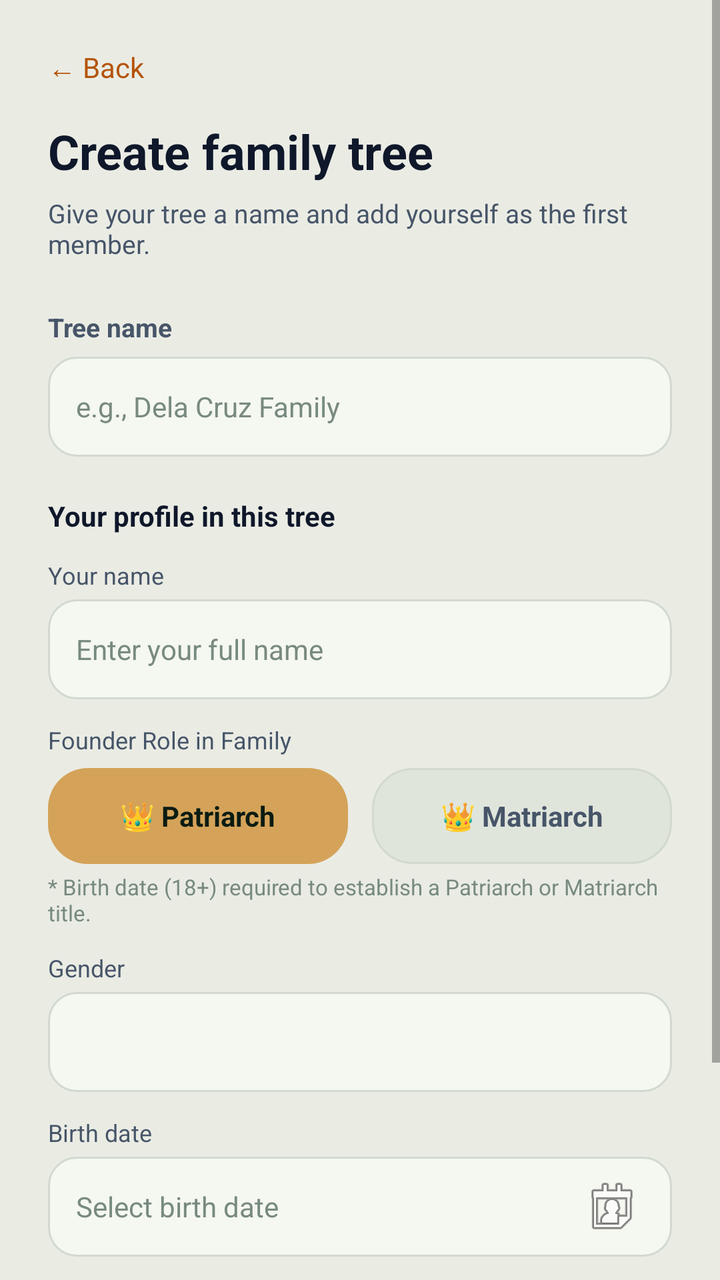
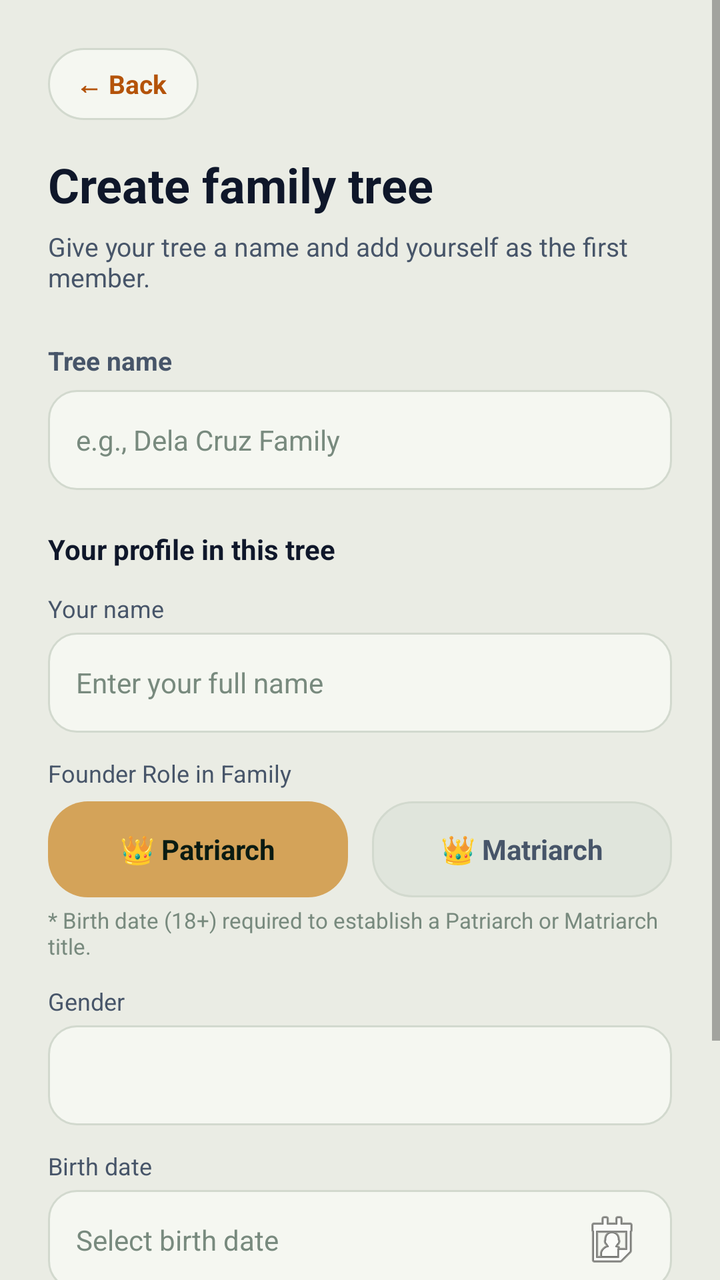

An Android layout rendered at two revisions. The XML below is the earlier revision; the diff shows what the commit changed to produce the second picture.
<!-- AndroidManifest.xml: application theme Theme.BTProject2 -->
<!-- res/layout/activity_create_tree.xml -->
<?xml version="1.0" encoding="utf-8"?>
<ScrollView xmlns:android="http://schemas.android.com/apk/res/android"
    android:layout_width="match_parent"
    android:layout_height="match_parent"
    android:background="@color/background">

    <LinearLayout
        android:layout_width="match_parent"
        android:layout_height="wrap_content"
        android:orientation="vertical"
        android:padding="24dp"
        android:paddingTop="48dp">

        
        <TextView
            android:id="@+id/btnBack"
            android:layout_width="wrap_content"
            android:layout_height="wrap_content"
            android:text="← Back"
            android:textSize="14sp"
            android:textColor="@color/primary"
            android:layout_marginBottom="16dp"
            android:clickable="true"
            android:focusable="true" />

        
        <TextView
            android:layout_width="wrap_content"
            android:layout_height="wrap_content"
            android:text="Create family tree"
            android:textSize="24sp"
            android:textStyle="bold"
            android:textColor="@color/text_primary"
            android:layout_marginBottom="6dp" />

        <TextView
            android:layout_width="wrap_content"
            android:layout_height="wrap_content"
            android:text="Give your tree a name and add yourself as the first member."
            android:textSize="13sp"
            android:textColor="@color/text_secondary"
            android:layout_marginBottom="24dp" />

        
        <TextView
            android:layout_width="wrap_content"
            android:layout_height="wrap_content"
            android:text="Tree name"
            android:textSize="13sp"
            android:textStyle="bold"
            android:textColor="@color/text_secondary"
            android:layout_marginBottom="6dp" />

        <EditText
            android:id="@+id/etTreeName"
            android:layout_width="match_parent"
            android:layout_height="50dp"
            android:hint="e.g., Dela Cruz Family"
            android:inputType="textCapWords"
            android:background="@drawable/input_bg_white"
            android:paddingStart="14dp"
            android:paddingEnd="14dp"
            android:textSize="14sp"
            android:textColor="@color/text_primary"
            android:textColorHint="@color/text_hint"
            android:layout_marginBottom="20dp" />

        
        <TextView
            android:layout_width="wrap_content"
            android:layout_height="wrap_content"
            android:text="Your profile in this tree"
            android:textSize="14sp"
            android:textStyle="bold"
            android:textColor="@color/text_primary"
            android:layout_marginBottom="12dp" />

        
        <TextView
            android:layout_width="wrap_content"
            android:layout_height="wrap_content"
            android:text="Your name"
            android:textSize="12sp"
            android:textColor="@color/text_secondary"
            android:layout_marginBottom="4dp" />

        <EditText
            android:id="@+id/etCreatorName"
            android:layout_width="match_parent"
            android:layout_height="50dp"
            android:hint="Enter your full name"
            android:inputType="textPersonName"
            android:background="@drawable/input_bg_white"
            android:paddingStart="14dp"
            android:paddingEnd="14dp"
            android:textSize="14sp"
            android:textColor="@color/text_primary"
            android:textColorHint="@color/text_hint"
            android:layout_marginBottom="12dp" />

        
        <TextView
            android:layout_width="wrap_content"
            android:layout_height="wrap_content"
            android:text="Founder Role in Family"
            android:textSize="12sp"
            android:textColor="@color/text_secondary"
            android:layout_marginBottom="6dp" />

        <LinearLayout
            android:id="@+id/layoutFounderPills"
            android:layout_width="match_parent"
            android:layout_height="wrap_content"
            android:orientation="vertical"
            android:layout_marginBottom="4dp">

            <LinearLayout
                android:layout_width="match_parent"
                android:layout_height="48dp"
                android:orientation="horizontal">

                
                <LinearLayout
                    android:id="@+id/cardPatriarch"
                    android:layout_width="0dp"
                    android:layout_height="match_parent"
                    android:layout_weight="1"
                    android:layout_marginEnd="6dp"
                    android:orientation="horizontal"
                    android:gravity="center"
                    android:background="@drawable/badge_pill_gold"
                    android:clickable="true"
                    android:focusable="true">

                    <TextView
                        android:id="@+id/tvPatriarchText"
                        android:layout_width="wrap_content"
                        android:layout_height="wrap_content"
                        android:text="👑 Patriarch"
                        android:textSize="14sp"
                        android:textStyle="bold"
                        android:textColor="#0A1B12" />
                </LinearLayout>

                
                <LinearLayout
                    android:id="@+id/cardMatriarch"
                    android:layout_width="0dp"
                    android:layout_height="match_parent"
                    android:layout_weight="1"
                    android:layout_marginStart="6dp"
                    android:orientation="horizontal"
                    android:gravity="center"
                    android:background="@drawable/badge_pill_dark"
                    android:clickable="true"
                    android:focusable="true">

                    <TextView
                        android:id="@+id/tvMatriarchText"
                        android:layout_width="wrap_content"
                        android:layout_height="wrap_content"
                        android:text="👑 Matriarch"
                        android:textSize="14sp"
                        android:textStyle="bold"
                        android:textColor="@color/text_secondary" />
                </LinearLayout>
            </LinearLayout>

            <TextView
                android:id="@+id/tvFounderRoleNotice"
                android:layout_width="match_parent"
                android:layout_height="wrap_content"
                android:text="* Birth date (18+) required to establish a Patriarch or Matriarch title."
                android:textSize="11sp"
                android:textColor="@color/text_hint"
                android:layout_marginTop="4dp"
                android:layout_marginBottom="8dp" />
        </LinearLayout>

        
        <LinearLayout
            android:id="@+id/layoutYouthRole"
            android:layout_width="match_parent"
            android:layout_height="wrap_content"
            android:orientation="vertical"
            android:visibility="gone"
            android:layout_marginBottom="8dp">

            <LinearLayout
                android:id="@+id/cardMember"
                android:layout_width="match_parent"
                android:layout_height="48dp"
                android:orientation="horizontal"
                android:gravity="center"
                android:background="@drawable/badge_pill_gold">

                <TextView
                    android:id="@+id/tvMemberText"
                    android:layout_width="wrap_content"
                    android:layout_height="wrap_content"
                    android:text="🌱 Family Member (Youth / Descendant)"
                    android:textSize="14sp"
                    android:textStyle="bold"
                    android:textColor="#0A1B12" />
            </LinearLayout>

            <TextView
                android:id="@+id/tvRoleAgeNotice"
                android:layout_width="match_parent"
                android:layout_height="wrap_content"
                android:text="Patriarch &amp; Matriarch titles are reserved for family elders (18+). As a youth researcher, you will start as a Family Member. You can crown an elder later!"
                android:textSize="11sp"
                android:textColor="@color/accent"
                android:layout_marginTop="6dp"
                android:lineSpacingExtra="2dp" />
        </LinearLayout>

        
        <TextView
            android:layout_width="wrap_content"
            android:layout_height="wrap_content"
            android:text="Gender"
            android:textSize="12sp"
            android:textColor="@color/text_secondary"
            android:layout_marginBottom="4dp" />

        <Spinner
            android:id="@+id/spinnerGender"
            android:layout_width="match_parent"
            android:layout_height="50dp"
            android:background="@drawable/input_bg_white"
            android:paddingStart="10dp"
            android:paddingEnd="10dp"
            android:layout_marginBottom="12dp" />

        
        <TextView
            android:layout_width="wrap_content"
            android:layout_height="wrap_content"
            android:text="Birth date"
            android:textSize="12sp"
            android:textColor="@color/text_secondary"
            android:layout_marginBottom="4dp" />

        <EditText
            android:id="@+id/etBirthDate"
            android:layout_width="match_parent"
            android:layout_height="50dp"
            android:hint="Select birth date"
            android:focusable="false"
            android:clickable="true"
            android:drawableEnd="@android:drawable/ic_menu_my_calendar"
            android:background="@drawable/input_bg_white"
            android:paddingStart="14dp"
            android:paddingEnd="14dp"
            android:textSize="14sp"
            android:textColor="@color/text_primary"
            android:textColorHint="@color/text_hint"
            android:layout_marginBottom="24dp" />

        
        <Button
            android:id="@+id/btnCreateTree"
            android:layout_width="match_parent"
            android:layout_height="52dp"
            android:text="Create tree"
            android:textSize="15sp"
            android:textStyle="bold"
            android:textColor="#0A1B12"
            android:background="@drawable/btn_primary_bg"
            android:textAllCaps="false"
            android:layout_marginBottom="12dp" />

        <TextView
            android:layout_width="wrap_content"
            android:layout_height="wrap_content"
            android:text="You will be the owner of this tree and can invite others to join."
            android:textSize="12sp"
            android:textColor="@color/text_secondary"
            android:gravity="center"
            android:layout_gravity="center_horizontal" />

    </LinearLayout>
</ScrollView>
<!-- resources referenced by this layout -->
<resources>
  <color name="accent">#B45309</color>
  <color name="background">#EAECE4</color>
  <color name="primary">#B45309</color>
  <color name="text_hint">#788A7E</color>
  <color name="text_primary">#0F172A</color>
  <color name="text_secondary">#475569</color>
  <!-- drawable badge_pill_dark (drawable) -->
  <?xml version="1.0" encoding="utf-8"?>
  <shape xmlns:android="http://schemas.android.com/apk/res/android"
      android:shape="rectangle">
      <solid android:color="@color/forest_card_light" />
      <corners android:radius="20dp" />
      <stroke
          android:width="1dp"
          android:color="@color/forest_card_border" />
  </shape>
  <!-- drawable badge_pill_gold (drawable) -->
  <?xml version="1.0" encoding="utf-8"?>
  <shape xmlns:android="http://schemas.android.com/apk/res/android"
      android:shape="rectangle">
      <solid android:color="#D4A359" />
      <corners android:radius="20dp" />
  </shape>
  <!-- drawable btn_primary_bg (drawable) -->
  <?xml version="1.0" encoding="utf-8"?>
  <shape xmlns:android="http://schemas.android.com/apk/res/android"
      android:shape="rectangle">
      <solid android:color="@color/gold_accent" />
      <corners android:radius="14dp" />
  </shape>
  <!-- drawable input_bg_white (drawable) -->
  <?xml version="1.0" encoding="utf-8"?>
  <shape xmlns:android="http://schemas.android.com/apk/res/android"
      android:shape="rectangle">
      <solid android:color="@color/forest_card" />
      <corners android:radius="14dp" />
      <stroke android:width="1dp" android:color="@color/forest_card_border" />
  </shape>
  <style name="Theme.BTProject2" parent="Theme.MaterialComponents.DayNight.NoActionBar">
          <item name="colorPrimary">@color/gold_accent</item>
          <item name="colorPrimaryDark">@color/gold_accent_dark</item>
          <item name="colorAccent">@color/gold_accent</item>
          <item name="android:windowBackground">@color/forest_bg</item>
          <item name="android:statusBarColor">@color/forest_bg</item>
          <item name="android:windowLightStatusBar">true</item>
      </style>
  <color name="forest_card_light">#E0E5DC</color>
  <color name="forest_card_border">#D2D9CE</color>
  <color name="gold_accent">#B45309</color>
  <color name="forest_card">#F5F7F1</color>
  <color name="gold_accent_dark">#78350F</color>
  <color name="forest_bg">#EAECE4</color>
</resources>

<!-- the commit's change to res/layout/activity_create_tree.xml (unified diff, before → after) -->
@@ -15,9 +15,14 @@
         <TextView
             android:id="@+id/btnBack"
             android:layout_width="wrap_content"
-            android:layout_height="wrap_content"
+            android:layout_height="36dp"
+            android:background="@drawable/bg_nav_back_pill"
+            android:gravity="center_vertical"
+            android:paddingStart="14dp"
+            android:paddingEnd="16dp"
             android:text="← Back"
-            android:textSize="14sp"
+            android:textSize="13sp"
+            android:textStyle="bold"
             android:textColor="@color/primary"
             android:layout_marginBottom="16dp"
             android:clickable="true"
<!-- resource entries referenced after the edit -->
@@ -23,6 +23,20 @@
       <solid android:color="#D4A359" />
       <corners android:radius="20dp" />
   </shape>
+  <!-- drawable bg_nav_back_pill (drawable) -->
+  <?xml version="1.0" encoding="utf-8"?>
+  <ripple xmlns:android="http://schemas.android.com/apk/res/android"
+      android:color="@color/gold_accent">
+      <item>
+          <shape android:shape="rectangle">
+              <solid android:color="@color/card_bg" />
+              <corners android:radius="20dp" />
+              <stroke
+                  android:width="1dp"
+                  android:color="@color/card_border" />
+          </shape>
+      </item>
+  </ripple>
   <!-- drawable btn_primary_bg (drawable) -->
   <?xml version="1.0" encoding="utf-8"?>
   <shape xmlns:android="http://schemas.android.com/apk/res/android"
@@ -49,6 +63,8 @@
   <color name="forest_card_light">#E0E5DC</color>
   <color name="forest_card_border">#D2D9CE</color>
   <color name="gold_accent">#B45309</color>
+  <color name="card_bg">#F5F7F1</color>
+  <color name="card_border">#D2D9CE</color>
   <color name="forest_card">#F5F7F1</color>
   <color name="gold_accent_dark">#78350F</color>
   <color name="forest_bg">#EAECE4</color>
